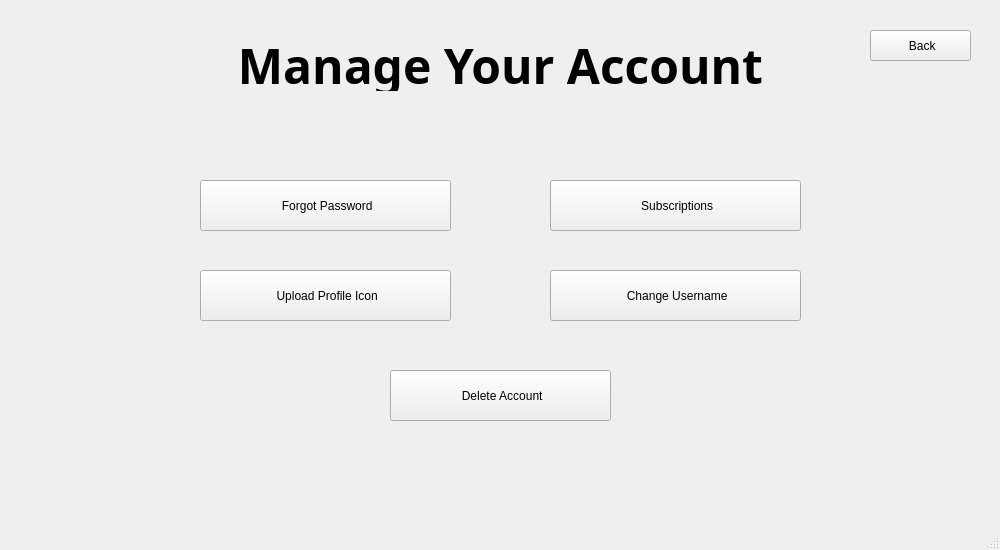
Old version of the form Main/client/gui/ui/account_managment.ui in the repository SuperName3102/Final-Project.
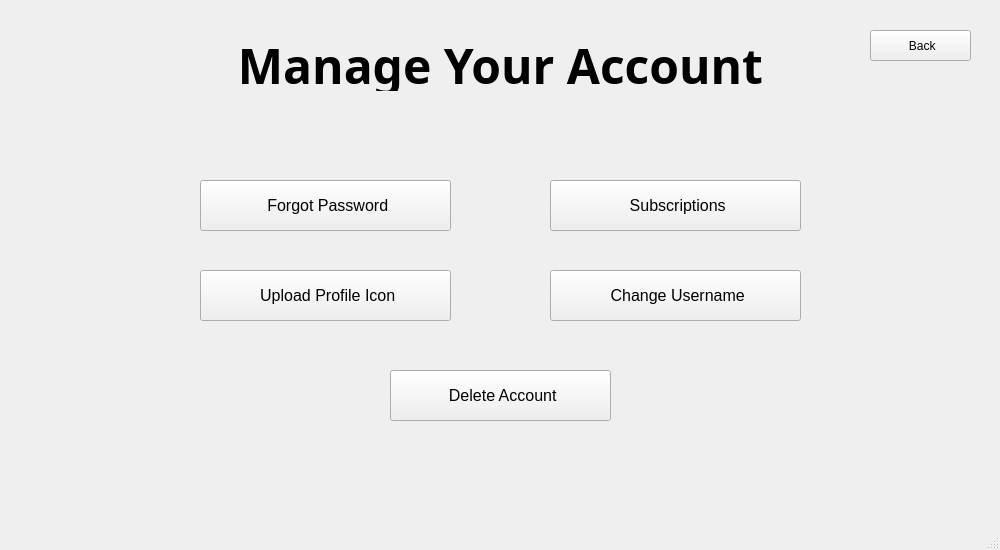
New version of the form.

```diff
--- a/Main/client/gui/ui/account_managment.ui
+++ b/Main/client/gui/ui/account_managment.ui
@@ -29,6 +29,11 @@
       <height>51</height>
      </rect>
     </property>
+    <property name="font">
+     <font>
+      <pointsize>12</pointsize>
+     </font>
+    </property>
     <property name="styleSheet">
      <string notr="true"/>
     </property>
@@ -107,6 +112,11 @@
       <height>51</height>
      </rect>
     </property>
+    <property name="font">
+     <font>
+      <pointsize>12</pointsize>
+     </font>
+    </property>
     <property name="styleSheet">
      <string notr="true"/>
     </property>
@@ -167,6 +177,11 @@
       <height>51</height>
      </rect>
     </property>
+    <property name="font">
+     <font>
+      <pointsize>12</pointsize>
+     </font>
+    </property>
     <property name="styleSheet">
      <string notr="true"/>
     </property>
@@ -189,6 +204,11 @@
       <height>51</height>
      </rect>
     </property>
+    <property name="font">
+     <font>
+      <pointsize>12</pointsize>
+     </font>
+    </property>
     <property name="styleSheet">
      <string notr="true"/>
     </property>
@@ -211,6 +231,11 @@
       <height>51</height>
      </rect>
     </property>
+    <property name="font">
+     <font>
+      <pointsize>12</pointsize>
+     </font>
+    </property>
     <property name="styleSheet">
      <string notr="true"/>
     </property>
```
